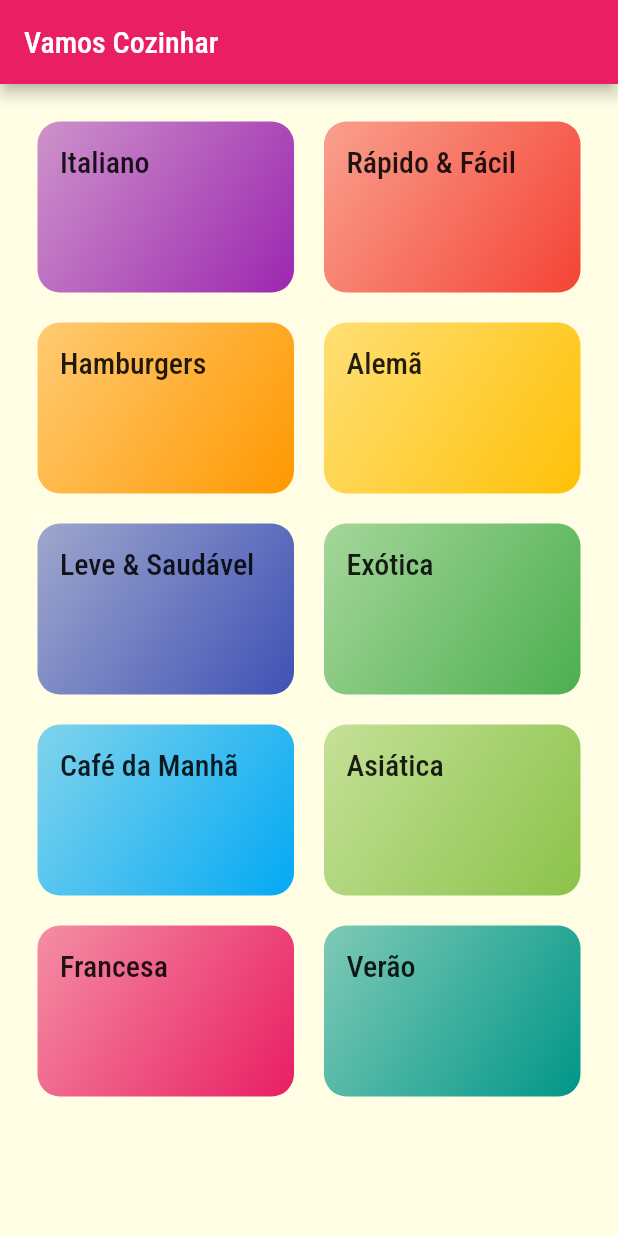
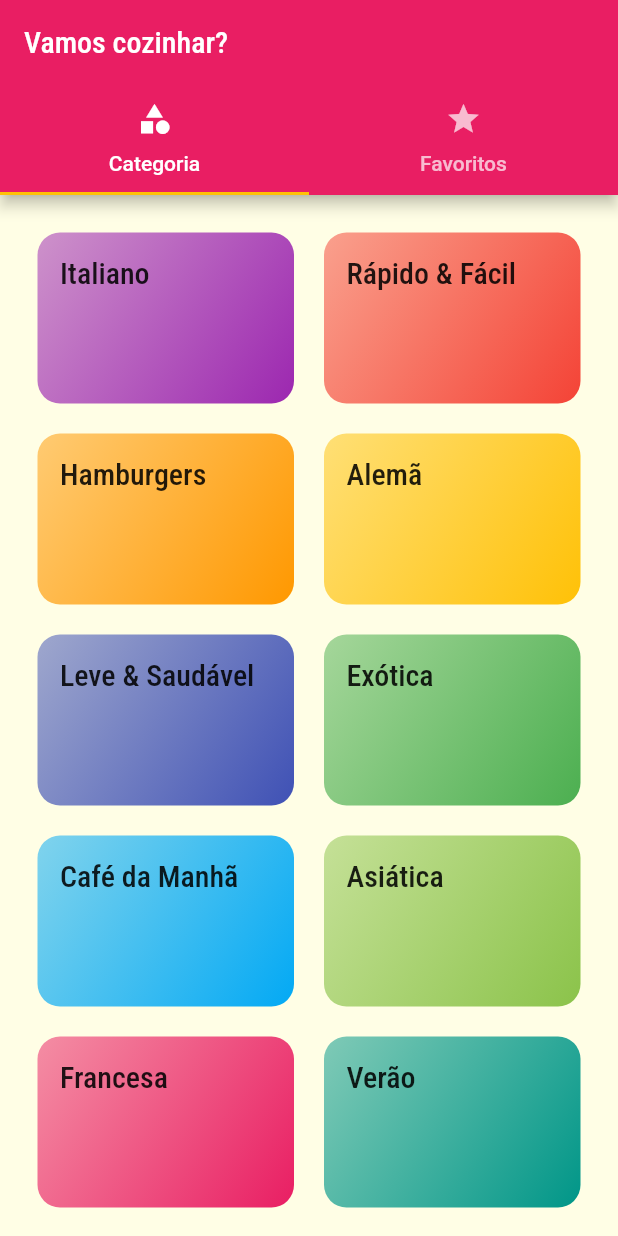
Before and after one commit to rayssasandrade/meals, a Flutter app: the screen it shows after launch, on a phone screen of 412 x 824 dp. Run offline on Flutter 3.47's test engine with Material 2 defaults, Android fonts, the phone set to English and light mode, and no system bars; missing offline and left inert: dart:ffi; Roboto replaces fonts that are missing (Quicksand).

Commit message:
criado abas no menu principal

```diff
--- a/lib/main.dart
+++ b/lib/main.dart
@@ -2,6 +2,7 @@
 import 'screens/categories_screen.dart';
 import 'screens/category_meals_screen.dart';
 import 'screens/meal_detail_screen.dart';
+import 'screens/tabs_screen.dart';
 import 'util/app_routes.dart';
 
 void main() => runApp(MyApp());
@@ -24,7 +25,7 @@
             ),
       ),
       routes: {
-        AppRoutes.HOME: (ctx) => CategoriesScreen(),
+        AppRoutes.HOME: (ctx) => TabsSecreen(),
         AppRoutes.CATEGORIES_MEALS: (ctx) => CategoryMealsScreen(),
         AppRoutes.MEAL_DETAIL: (ctx) => MealDetailScreen()
       },
--- a/lib/screens/categories_screen.dart
+++ b/lib/screens/categories_screen.dart
@@ -6,11 +6,7 @@
 class CategoriesScreen extends StatelessWidget {
   @override
   Widget build(BuildContext context) {
-    return Scaffold(
-      appBar: AppBar(
-        title: const Text('Vamos Cozinhar'),
-      ),
-      body: GridView(
+    return GridView(
       padding: const EdgeInsets.all(25),
       gridDelegate: const SliverGridDelegateWithMaxCrossAxisExtent(
         maxCrossAxisExtent: 200,
@@ -21,7 +17,6 @@
       children: DUMMY_CATEGORIES.map((cat) {
         return CategoryItem(cat);
       }).toList(),
-      ),
     );
   }
 }
--- /dev/null
+++ b/lib/screens/favorite_screen.dart
@@ -0,0 +1,10 @@
+import 'package:flutter/material.dart';
+
+class FavoriteScreen extends StatelessWidget {
+  @override
+  Widget build(BuildContext context) {
+    return const Center(
+      child: Text('Minhas Refeições Favoritas!'),
+    );
+  }
+}
--- /dev/null
+++ b/lib/screens/tabs_screen.dart
@@ -0,0 +1,35 @@
+import 'package:flutter/material.dart';
+import 'categories_screen.dart';
+import 'favorite_screen.dart';
+
+class TabsSecreen extends StatelessWidget {
+  @override
+  Widget build(BuildContext context) {
+    return DefaultTabController(
+      length: 2,
+      child: Scaffold(
+        appBar: AppBar(
+          title: const Text('Vamos cozinhar?'),
+          bottom: const TabBar(
+            tabs: [
+              Tab(
+                icon: Icon(Icons.category),
+                text: 'Categoria',
+              ),
+              Tab(
+                icon: Icon(Icons.star),
+                text: 'Favoritos',
+              ),
+            ],
+          ),
+        ),
+        body: TabBarView(
+          children: [
+            CategoriesScreen(),
+            FavoriteScreen(),
+          ],
+        ),
+      ),
+    );
+  }
+}
```
Lines whose indentation alone changed are shown as unchanged.
